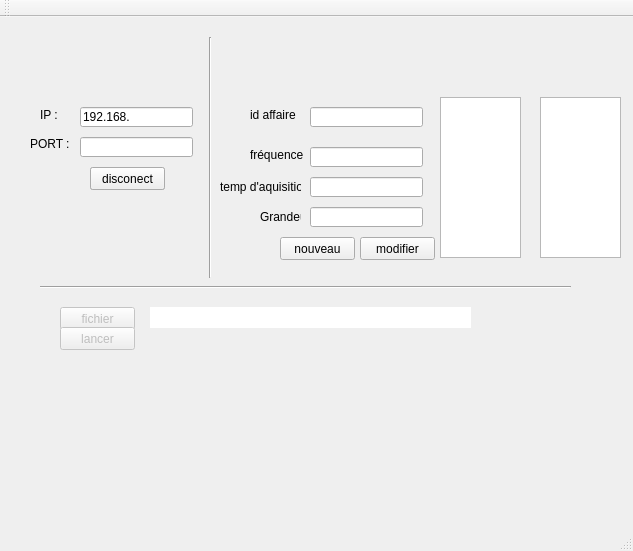
Before: the Qt Designer form parti kylian/QtWidgetsApplication1/QtWidgetsApplication1.ui in Woulfty/Projet_Verin, drawn with Qt 5.
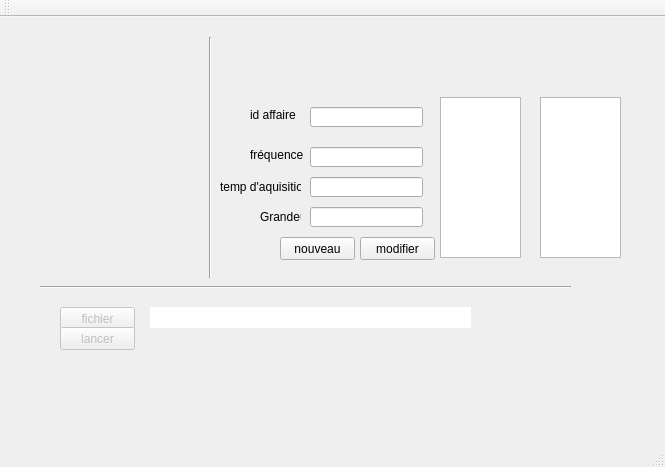
After: the same form once the commit is applied.

Diff of the .ui file:
```diff
--- a/parti kylian/QtWidgetsApplication1/QtWidgetsApplication1.ui
+++ b/parti kylian/QtWidgetsApplication1/QtWidgetsApplication1.ui
@@ -9,8 +9,8 @@
    <rect>
     <x>0</x>
     <y>0</y>
-    <width>633</width>
-    <height>551</height>
+    <width>665</width>
+    <height>467</height>
    </rect>
   </property>
   <property name="windowTitle">
@@ -97,8 +97,8 @@
    <widget class="QLineEdit" name="IPlineEdit">
     <property name="geometry">
      <rect>
-      <x>80</x>
-      <y>90</y>
+      <x>970</x>
+      <y>380</y>
       <width>113</width>
       <height>20</height>
      </rect>
@@ -110,8 +110,8 @@
    <widget class="QLineEdit" name="PORtlineEdit">
     <property name="geometry">
      <rect>
-      <x>80</x>
-      <y>120</y>
+      <x>970</x>
+      <y>410</y>
       <width>113</width>
       <height>20</height>
      </rect>
@@ -120,8 +120,8 @@
    <widget class="QLabel" name="label">
     <property name="geometry">
      <rect>
-      <x>40</x>
-      <y>90</y>
+      <x>930</x>
+      <y>380</y>
       <width>21</width>
       <height>16</height>
      </rect>
@@ -133,8 +133,8 @@
    <widget class="QLabel" name="label_2">
     <property name="geometry">
      <rect>
-      <x>30</x>
-      <y>120</y>
+      <x>920</x>
+      <y>410</y>
       <width>47</width>
       <height>13</height>
      </rect>
@@ -146,8 +146,8 @@
    <widget class="QPushButton" name="connectpushButton">
     <property name="geometry">
      <rect>
-      <x>90</x>
-      <y>150</y>
+      <x>980</x>
+      <y>440</y>
       <width>75</width>
       <height>23</height>
      </rect>
@@ -159,8 +159,8 @@
    <widget class="QPushButton" name="disconectpushButton">
     <property name="geometry">
      <rect>
-      <x>90</x>
-      <y>150</y>
+      <x>980</x>
+      <y>440</y>
       <width>75</width>
       <height>23</height>
      </rect>
@@ -172,8 +172,8 @@
    <widget class="QLabel" name="labelclientConnectToServer">
     <property name="geometry">
      <rect>
-      <x>20</x>
-      <y>190</y>
+      <x>50</x>
+      <y>110</y>
       <width>101</width>
       <height>51</height>
      </rect>
```
Left out of the diff: 2 changed lines with no effect on the pictures.
